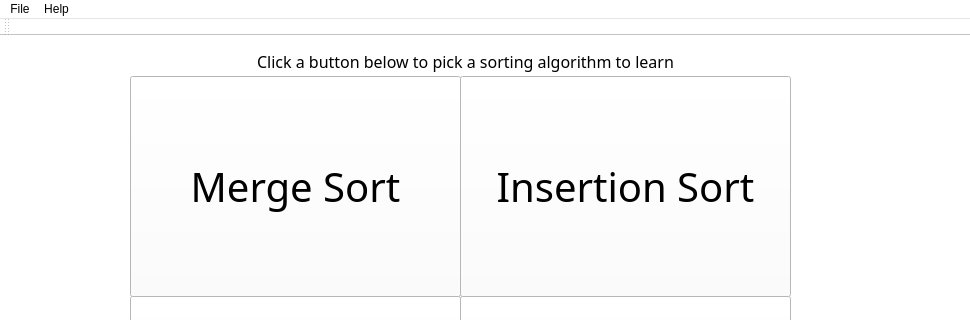
Before: the Qt Designer form mainwindow.ui in JonWiggins/SortingAlgorithmGame, drawn with Qt 5; both pictures show x 0 to 970 and y 0 to 320 of the 970 by 670 pixel window.
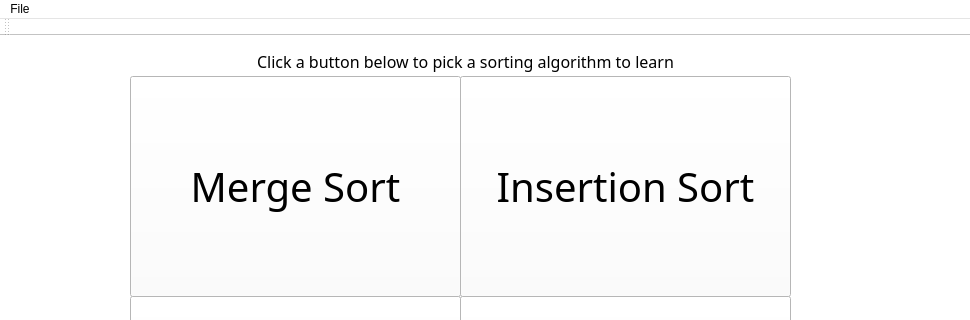
After: the same form once the commit is applied. The open tabs and pages were chosen to show the change.

Commit message: Fix the file tag and add exit

Diff of the .ui file:
```diff
--- a/mainwindow.ui
+++ b/mainwindow.ui
@@ -1319,15 +1319,10 @@
     <property name="title">
      <string>File</string>
     </property>
-   </widget>
-   <widget class="QMenu" name="menuHelp">
-    <property name="title">
-     <string>Help</string>
-    </property>
-    <addaction name="actionGame_Information"/>
+    <addaction name="actionHelp"/>
+    <addaction name="actionExit"/>
    </widget>
    <addaction name="menuFile"/>
-   <addaction name="menuHelp"/>
   </widget>
   <widget class="QToolBar" name="mainToolBar">
    <attribute name="toolBarArea">
```
Left out of the diff: 12 changed lines with no effect on the pictures. The commit also changes 2 other files.
